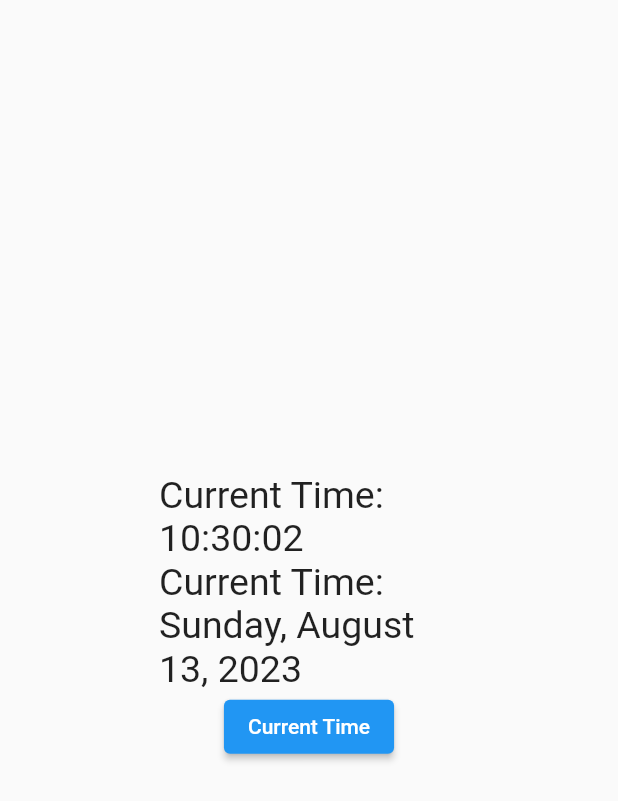
After one commit to Taiyob/Flutter, a Flutter app: the TimeandDateUser screen opened directly, after a tap on "Current Time", on a phone screen of 412 x 824 dp. The commit adds this screen. Shown: the top 801 px of the screen. Run offline on Flutter 3.47's test engine with Material 2 defaults, Android fonts, the phone set to English and light mode, and no system bars.

Commit message:
Date time showing and library added....

```diff
--- /dev/null
+++ b/lib/date_time.dart
@@ -0,0 +1,57 @@
+import 'package:flutter/cupertino.dart';
+import 'package:flutter/material.dart';
+import 'package:intl/intl.dart';
+
+void main(){
+  runApp(CompleteApps());
+}
+
+class CompleteApps extends StatelessWidget{
+  @override
+  Widget build(BuildContext context) {
+    return MaterialApp(
+      title: 'Show',
+      theme: ThemeData(
+        primarySwatch: Colors.teal,
+      ),
+      home: TimeandDateUser(),
+    );
+  }
+}
+
+class TimeandDateUser extends StatefulWidget{
+  @override
+  State<StatefulWidget> createState() {
+    return TimeandDateUserState();
+  }
+}
+
+class TimeandDateUserState extends State<TimeandDateUser>{
+  @override
+  Widget build(BuildContext context) {
+    var time= DateTime.now();
+    return Scaffold(
+    body: Center(
+        child: Center(
+          child: Container(
+            height: 200,
+            width: 200,
+            child: Column(
+              mainAxisAlignment: MainAxisAlignment.center,
+              children: [
+                //Text('Current Time: ${time.hour}:${time.minute}:${time.second}', style: TextStyle(fontSize: 25),),
+                Text('Current Time: ${DateFormat('Hms').format(time)}', style: TextStyle(fontSize: 25),),
+                //Text('Current Time: ${DateFormat('QQQQ').format(time)}', style: TextStyle(fontSize: 25),),
+                Text('Current Time: ${DateFormat('yMMMMEEEEd').format(time)}', style: TextStyle(fontSize: 25),),
+                ElevatedButton(onPressed: (){
+                  setState(() {
+
+                  });
+                }, child: Text('Current Time'))
+              ],
+            ),
+          ),
+        )),
+    );
+  }
+}
--- a/pubspec.yaml
+++ b/pubspec.yaml
@@ -46,6 +46,7 @@ dev_dependencies:
   # package. See that file for information about deactivating specific lint
   # rules and activating additional ones.
   flutter_lints: ^2.0.0
+  intl: ^0.18.1
 
 # For information on the generic Dart part of this file, see the
 # following page: https://dart.dev/tools/pub/pubspec
```
Also changed, not shown: lib/main.dart (+2 -8 lines), pubspec.lock.
